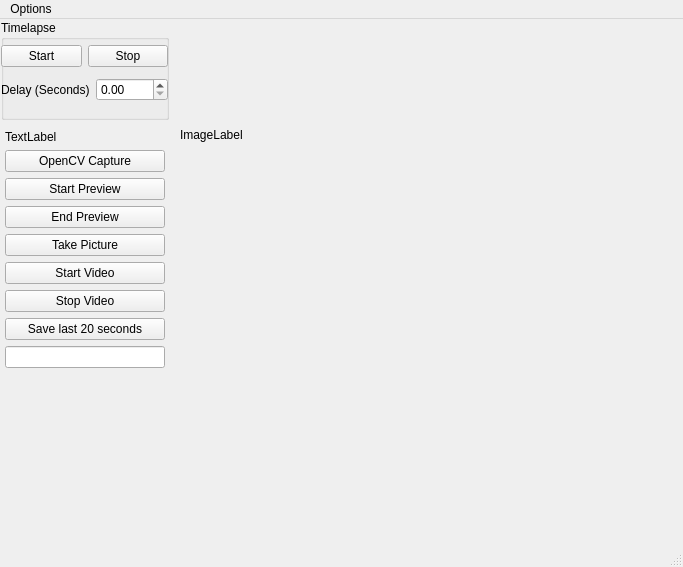
Above: ui/main_window.ui from tasmanvs/microscope before the change. Below: the same form after it.
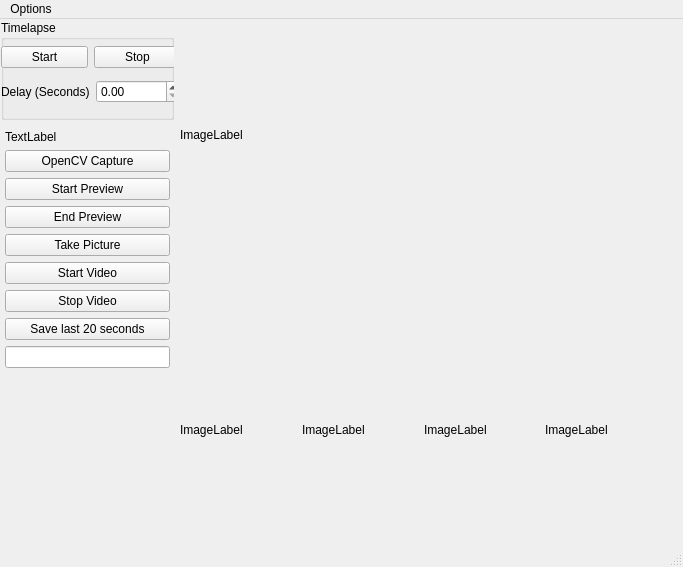
That is the form after the change.

Patch:
```diff
--- a/ui/main_window.ui
+++ b/ui/main_window.ui
@@ -19,7 +19,7 @@
      <rect>
       <x>1</x>
       <y>1</y>
-      <width>168</width>
+      <width>173</width>
       <height>469</height>
      </rect>
     </property>
@@ -49,8 +49,8 @@
          <rect>
           <x>0</x>
           <y>20</y>
-          <width>167</width>
-          <height>67</height>
+          <width>180</width>
+          <height>70</height>
          </rect>
         </property>
         <layout class="QVBoxLayout" name="verticalLayout">
@@ -193,6 +193,46 @@
      <string>ImageLabel</string>
     </property>
    </widget>
+   <widget class="QWidget" name="horizontalLayoutWidget">
+    <property name="geometry">
+     <rect>
+      <x>180</x>
+      <y>350</y>
+      <width>481</width>
+      <height>121</height>
+     </rect>
+    </property>
+    <layout class="QHBoxLayout" name="recent_images_hlayout_">
+     <item>
+      <widget class="QLabel" name="thumbnail_0">
+       <property name="text">
+        <string>ImageLabel</string>
+       </property>
+      </widget>
+     </item>
+     <item>
+      <widget class="QLabel" name="thumbnail_1">
+       <property name="text">
+        <string>ImageLabel</string>
+       </property>
+      </widget>
+     </item>
+     <item>
+      <widget class="QLabel" name="thumbnail_2">
+       <property name="text">
+        <string>ImageLabel</string>
+       </property>
+      </widget>
+     </item>
+     <item>
+      <widget class="QLabel" name="thumbnail_3">
+       <property name="text">
+        <string>ImageLabel</string>
+       </property>
+      </widget>
+     </item>
+    </layout>
+   </widget>
   </widget>
   <widget class="QMenuBar" name="menubar">
    <property name="geometry">
```
Left out of the diff: 2 changed lines with no effect on the pictures.
